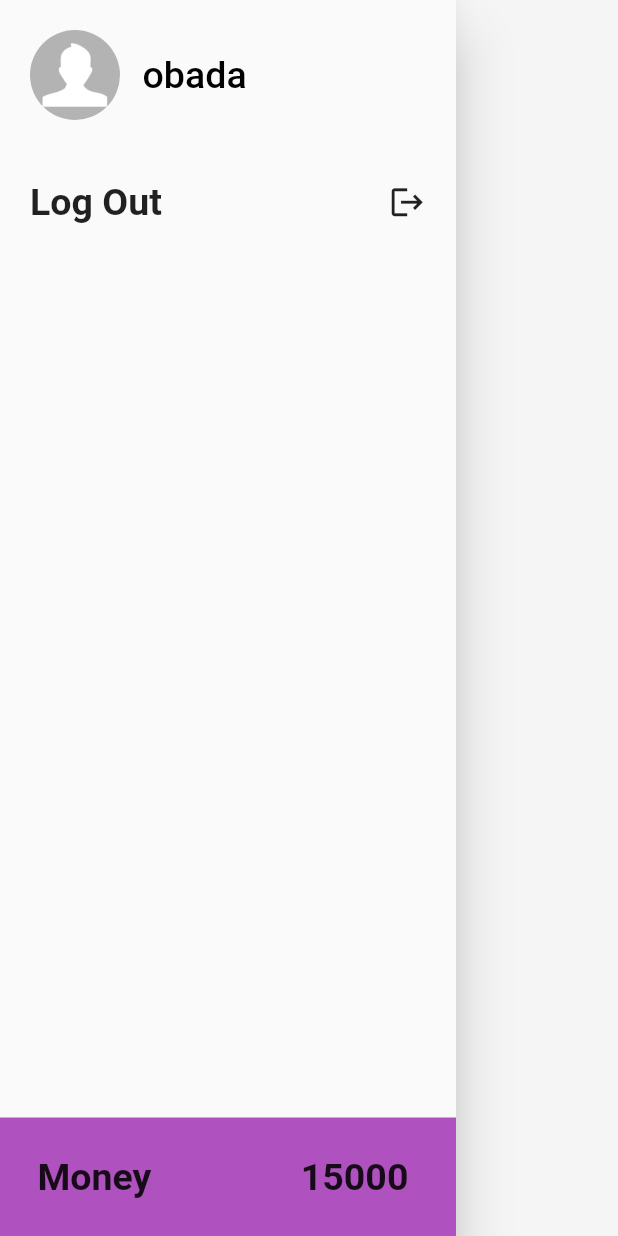
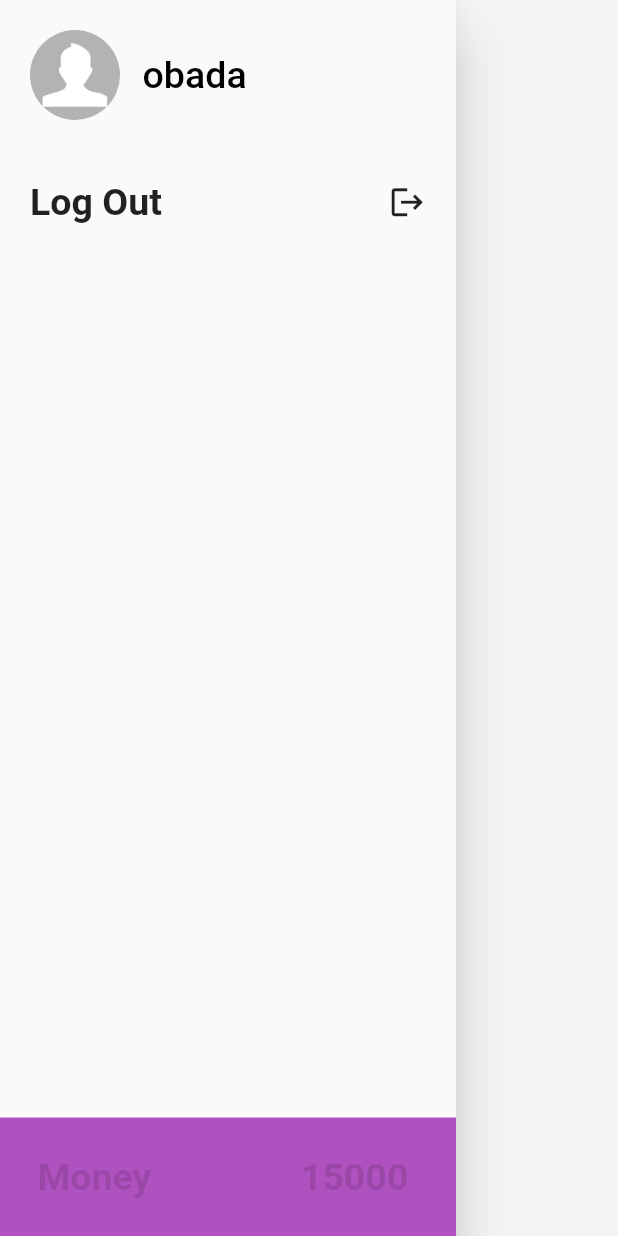
Before and after one commit to wassemmj/WO, a Flutter app: the MyDrawer widget shown alone on an empty page, opened directly, on a phone screen of 412 x 824 dp. Run offline on Flutter 3.47's test engine with Material 2 defaults, Android fonts, the phone set to English and light mode, and no system bars; our stand-ins replace easy_splash_screen, flutter_rating_bar, google_fonts, image_picker, shared_preferences; missing offline and left inert: circular_bottom_navigation; accounts and stored records are empty.

Commit message:
17/12 fourth

```diff
--- a/lib/Widget/MyDrawer.dart
+++ b/lib/Widget/MyDrawer.dart
@@ -85,7 +85,7 @@ class _MyDrawerState extends State<MyDrawer> {
                 color: Colors.purple.withOpacity(0.8),
                 child: const Text(
                   'Money                15000',
-                  style: TextStyle(fontSize: 25, fontWeight: FontWeight.bold),
+                  style: TextStyle(fontSize: 25, fontWeight: FontWeight.bold,color: Colors.black12),
                 ))
           ],
         ),
```
